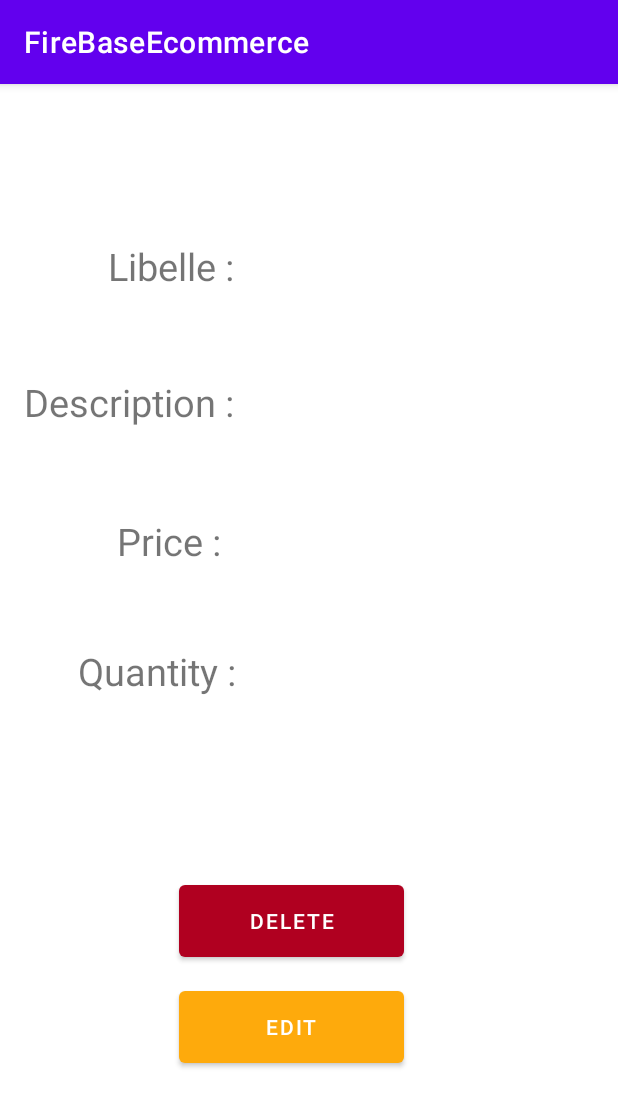
After one commit to Mmbx404/android_kotlin_Crud, an Android app: the SingleProduct screen opened directly, with no data from a screen before it, on a phone screen of 412 x 824 dp. The commit adds this screen. Shown: the top 1107 px of the screen. Run offline under Robolectric (Android 15) with nearby library versions, the phone set to English and light mode, and no system bars; our stand-ins replace Firebase (no records; nobody signed in at launch, a user with empty details on screens opened directly).

Commit message:
added view for list of products and single product and finished product CRUD

```diff
--- a/app/src/main/AndroidManifest.xml
+++ b/app/src/main/AndroidManifest.xml
@@ -9,7 +9,9 @@
         android:roundIcon="@mipmap/ic_launcher_round"
         android:supportsRtl="true"
         android:theme="@style/Theme.FireBaseEcommerce">
-        <activity android:name=".Facture_Create"></activity>
+        <activity android:name=".SingleProduct"></activity>
+        <activity android:name=".Products_List" />
+        <activity android:name=".Facture_Create" />
         <activity android:name=".MainActivity">
             <intent-filter>
                 <action android:name="android.intent.action.MAIN" />
--- a/app/src/main/java/Beans/Product.kt
+++ b/app/src/main/java/Beans/Product.kt
@@ -1,11 +1,13 @@
 package Beans
+
+import java.io.Serializable
 
 class Product(
     var libelle : String = "Default",
     var description : String = "Default",
     var price : Float = 0.0F,
     var qte : Int = 0,
-) {
+): Serializable{
     override fun toString(): String {
         return libelle
     }
--- /dev/null
+++ b/app/src/main/res/layout/activity_single_product.xml
@@ -0,0 +1,138 @@
+<?xml version="1.0" encoding="utf-8"?>
+<androidx.constraintlayout.widget.ConstraintLayout xmlns:android="http://schemas.android.com/apk/res/android"
+    xmlns:app="http://schemas.android.com/apk/res-auto"
+    xmlns:tools="http://schemas.android.com/tools"
+    android:layout_width="match_parent"
+    android:layout_height="match_parent"
+    tools:context=".SingleProduct">
+
+    <Button
+        android:id="@+id/edit_product"
+        android:layout_width="150dp"
+        android:layout_height="60dp"
+        android:text="Edit"
+        app:backgroundTint="?android:attr/colorPressedHighlight"
+        app:layout_constraintBottom_toBottomOf="parent"
+        app:layout_constraintEnd_toEndOf="parent"
+        app:layout_constraintHorizontal_bias="0.455"
+        app:layout_constraintStart_toStartOf="parent"
+        app:layout_constraintTop_toTopOf="parent"
+        app:layout_constraintVertical_bias="0.846" />
+
+    <TextView
+        android:id="@+id/quantity_value"
+        android:layout_width="200dp"
+        android:layout_height="50dp"
+        android:text=""
+        android:textSize="25dp"
+        app:layout_constraintBottom_toBottomOf="parent"
+        app:layout_constraintEnd_toEndOf="parent"
+        app:layout_constraintHorizontal_bias="0.943"
+        app:layout_constraintStart_toStartOf="parent"
+        app:layout_constraintTop_toTopOf="parent"
+        app:layout_constraintVertical_bias="0.521" />
+
+    <TextView
+        android:id="@+id/price_value"
+        android:layout_width="200dp"
+        android:layout_height="50dp"
+        android:text=""
+        android:textSize="25dp"
+        app:layout_constraintBottom_toBottomOf="parent"
+        app:layout_constraintEnd_toEndOf="parent"
+        app:layout_constraintHorizontal_bias="0.943"
+        app:layout_constraintStart_toStartOf="parent"
+        app:layout_constraintTop_toTopOf="parent"
+        app:layout_constraintVertical_bias="0.4" />
+
+    <TextView
+        android:id="@+id/description_value"
+        android:layout_width="200dp"
+        android:layout_height="50dp"
+        android:text=""
+        android:textSize="25dp"
+        app:layout_constraintBottom_toBottomOf="parent"
+        app:layout_constraintEnd_toEndOf="parent"
+        app:layout_constraintHorizontal_bias="0.943"
+        app:layout_constraintStart_toStartOf="parent"
+        app:layout_constraintTop_toTopOf="parent"
+        app:layout_constraintVertical_bias="0.271" />
+
+    <TextView
+        android:id="@+id/textView4"
+        android:layout_width="120dp"
+        android:layout_height="50dp"
+        android:text="Quantity :"
+        android:textSize="25dp"
+        app:layout_constraintBottom_toBottomOf="parent"
+        app:layout_constraintEnd_toEndOf="parent"
+        app:layout_constraintHorizontal_bias="0.178"
+        app:layout_constraintStart_toStartOf="parent"
+        app:layout_constraintTop_toTopOf="parent"
+        app:layout_constraintVertical_bias="0.521" />
+
+    <TextView
+        android:id="@+id/textView5"
+        android:layout_width="140dp"
+        android:layout_height="50dp"
+        android:text="Description :"
+        android:textSize="25dp"
+        app:layout_constraintBottom_toBottomOf="parent"
+        app:layout_constraintEnd_toEndOf="parent"
+        app:layout_constraintHorizontal_bias="0.059"
+        app:layout_constraintStart_toStartOf="parent"
+        app:layout_constraintTop_toTopOf="parent"
+        app:layout_constraintVertical_bias="0.271" />
+
+    <TextView
+        android:id="@+id/textView3"
+        android:layout_width="100dp"
+        android:layout_height="50dp"
+        android:text="Libelle : "
+        android:textSize="25dp"
+        app:layout_constraintBottom_toBottomOf="parent"
+        app:layout_constraintEnd_toEndOf="parent"
+        app:layout_constraintHorizontal_bias="0.231"
+        app:layout_constraintStart_toStartOf="parent"
+        app:layout_constraintTop_toTopOf="parent"
+        app:layout_constraintVertical_bias="0.145" />
+
+    <TextView
+        android:id="@+id/textView"
+        android:layout_width="100dp"
+        android:layout_height="50dp"
+        android:text=" Price :"
+        android:textSize="25dp"
+        app:layout_constraintBottom_toBottomOf="parent"
+        app:layout_constraintEnd_toEndOf="parent"
+        app:layout_constraintHorizontal_bias="0.231"
+        app:layout_constraintStart_toStartOf="parent"
+        app:layout_constraintTop_toTopOf="parent"
+        app:layout_constraintVertical_bias="0.4" />
+
+    <TextView
+        android:id="@+id/libelle_Value"
+        android:layout_width="200dp"
+        android:layout_height="50dp"
+        android:text=""
+        android:textSize="25dp"
+        app:layout_constraintBottom_toBottomOf="parent"
+        app:layout_constraintEnd_toEndOf="parent"
+        app:layout_constraintHorizontal_bias="0.943"
+        app:layout_constraintStart_toStartOf="parent"
+        app:layout_constraintTop_toTopOf="parent"
+        app:layout_constraintVertical_bias="0.145" />
+
+    <Button
+        android:id="@+id/delete_Product"
+        android:layout_width="150dp"
+        android:layout_height="60dp"
+        android:text="Delete"
+        app:backgroundTint="@color/design_default_color_error"
+        app:layout_constraintBottom_toBottomOf="parent"
+        app:layout_constraintEnd_toEndOf="parent"
+        app:layout_constraintHorizontal_bias="0.455"
+        app:layout_constraintStart_toStartOf="parent"
+        app:layout_constraintTop_toTopOf="parent"
+        app:layout_constraintVertical_bias="0.746" />
+</androidx.constraintlayout.widget.ConstraintLayout>
```
Also changed, not shown: app/src/main/java/belghali/farchi/firebaseecommerce/MainActivity.kt (+24 -2 lines), app/src/main/java/belghali/farchi/firebaseecommerce/Products_List.kt (added, +51 -0 lines), app/src/main/java/belghali/farchi/firebaseecommerce/SingleProduct.kt (added, +58 -0 lines), app/src/main/res/layout/activity_main.xml (+12 -0 lines), app/src/main/res/layout/activity_products__list.xml (added, +19 -0 lines).
